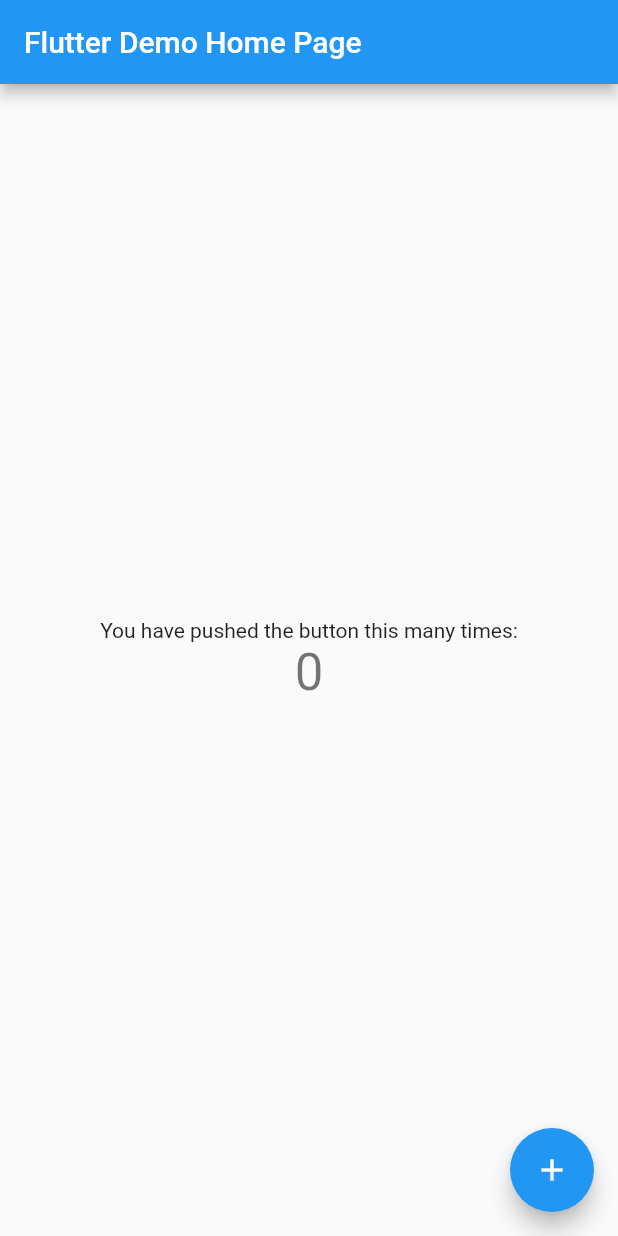
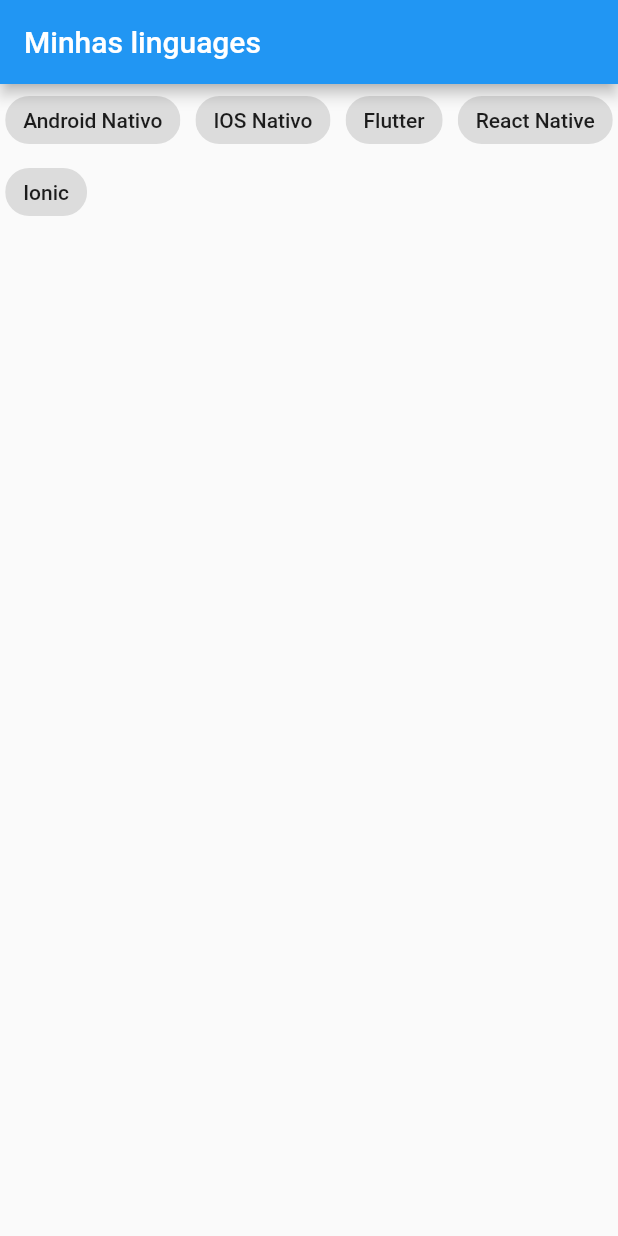
Before and after one commit to rodsilvax82/mobile_engineering, a Flutter app: the screen it shows after launch, on a phone screen of 412 x 824 dp. Run offline on Flutter 3.47's test engine with Material 2 defaults, Android fonts, the phone set to English and light mode, and no system bars.

Commit message:
'Aula01'

```diff
--- a/lib/main.dart
+++ b/lib/main.dart
@@ -1,4 +1,5 @@
 import 'package:flutter/material.dart';
+import 'package:states_widgets_routes/screens/home.dart';
 
 void main() {
   runApp(const MyApp());
@@ -24,92 +25,7 @@ class MyApp extends StatelessWidget {
         // is not restarted.
         primarySwatch: Colors.blue,
       ),
-      home: const MyHomePage(title: 'Flutter Demo Home Page'),
+      home: const MyHomePage(),
     );
   }
 }
-
-class MyHomePage extends StatefulWidget {
-  const MyHomePage({Key? key, required this.title}) : super(key: key);
-
-  // This widget is the home page of your application. It is stateful, meaning
-  // that it has a State object (defined below) that contains fields that affect
-  // how it looks.
-
-  // This class is the configuration for the state. It holds the values (in this
-  // case the title) provided by the parent (in this case the App widget) and
-  // used by the build method of the State. Fields in a Widget subclass are
-  // always marked "final".
-
-  final String title;
-
-  @override
-  State<MyHomePage> createState() => _MyHomePageState();
-}
-
-class _MyHomePageState extends State<MyHomePage> {
-  int _counter = 0;
-
-  void _incrementCounter() {
-    setState(() {
-      // This call to setState tells the Flutter framework that something has
-      // changed in this State, which causes it to rerun the build method below
-      // so that the display can reflect the updated values. If we changed
-      // _counter without calling setState(), then the build method would not be
-      // called again, and so nothing would appear to happen.
-      _counter++;
-    });
-  }
-
-  @override
-  Widget build(BuildContext context) {
-    // This method is rerun every time setState is called, for instance as done
-    // by the _incrementCounter method above.
-    //
-    // The Flutter framework has been optimized to make rerunning build methods
-    // fast, so that you can just rebuild anything that needs updating rather
-    // than having to individually change instances of widgets.
-    return Scaffold(
-      appBar: AppBar(
-        // Here we take the value from the MyHomePage object that was created by
-        // the App.build method, and use it to set our appbar title.
-        title: Text(widget.title),
-      ),
-      body: Center(
-        // Center is a layout widget. It takes a single child and positions it
-        // in the middle of the parent.
-        child: Column(
-          // Column is also a layout widget. It takes a list of children and
-          // arranges them vertically. By default, it sizes itself to fit its
-          // children horizontally, and tries to be as tall as its parent.
-          //
-          // Invoke "debug painting" (press "p" in the console, choose the
-          // "Toggle Debug Paint" action from the Flutter Inspector in Android
-          // Studio, or the "Toggle Debug Paint" command in Visual Studio Code)
-          // to see the wireframe for each widget.
-          //
-          // Column has various properties to control how it sizes itself and
-          // how it positions its children. Here we use mainAxisAlignment to
-          // center the children vertically; the main axis here is the vertical
-          // axis because Columns are vertical (the cross axis would be
-          // horizontal).
-          mainAxisAlignment: MainAxisAlignment.center,
-          children: <Widget>[
-            const Text(
-              'You have pushed the button this many times:',
-            ),
-            Text(
-              '$_counter',
-              style: Theme.of(context).textTheme.headline4,
-            ),
-          ],
-        ),
-      ),
-      floatingActionButton: FloatingActionButton(
-        onPressed: _incrementCounter,
-        tooltip: 'Increment',
-        child: const Icon(Icons.add),
-      ), // This trailing comma makes auto-formatting nicer for build methods.
-    );
-  }
-}
--- /dev/null
+++ b/lib/models/language.dart
@@ -0,0 +1,10 @@
+import 'package:flutter/material.dart';
+
+class Language {
+  final String title;
+  final String subtitle;
+  bool selected = false;
+  IconData icon = Icons.add_box_outlined;
+
+  Language(this.title, this.subtitle);
+}
--- /dev/null
+++ b/lib/screens/home.dart
@@ -0,0 +1,65 @@
+import 'package:flutter/material.dart';
+import 'package:flutter/src/foundation/key.dart';
+import 'package:states_widgets_routes/models/language.dart';
+
+class MyHomePage extends StatefulWidget {
+  const MyHomePage({Key? key}) : super(key: key);
+
+  @override
+  State<MyHomePage> createState() => _MyHomePageState();
+}
+
+class _MyHomePageState extends State<MyHomePage> {
+  List<Language> languages = [
+    Language("Android Nativo", "Linguages C, Java, Kotlin"),
+    Language("IOS Nativo", "Linguages Objective-C, Swift"),
+    Language("Flutter", "Linguages Dart"),
+    Language("React Native", "Linguages Javascript e Typescript"),
+    Language("Ionic", "Linguages Javascript e Typescript"),
+  ];
+
+  Widget title = const Text("Minhas linguages");
+
+  List<Widget> buildItemsList(){
+    return languages
+      .where((element) => element.selected)
+      .map((l) => Card(
+        child: ListTile(
+          leading: Icon(l.icon),
+          title: Text(l.title),
+          subtitle: Text(l.subtitle),
+        ),
+      ))
+      .toList();
+  }
+
+  List<ChoiceChip> buildChoices(){
+    return languages.map((l) => ChoiceChip(
+      label: Text(l.title),
+      selected: l.selected,
+      onSelected: (value){
+        setState(() {
+          l.selected = value;
+        });
+      })).toList();
+  }
+
+  @override
+  Widget build(BuildContext context) {
+    return Scaffold(
+      appBar: AppBar(title: title),
+      body: Column(
+        children: [
+          Wrap(
+            spacing: 10,
+            children: buildChoices()
+
+          ),
+          Expanded(child: ListView(
+            children: buildItemsList(),
+          ))
+        ],
+      )
+    );
+  }
+}
```
